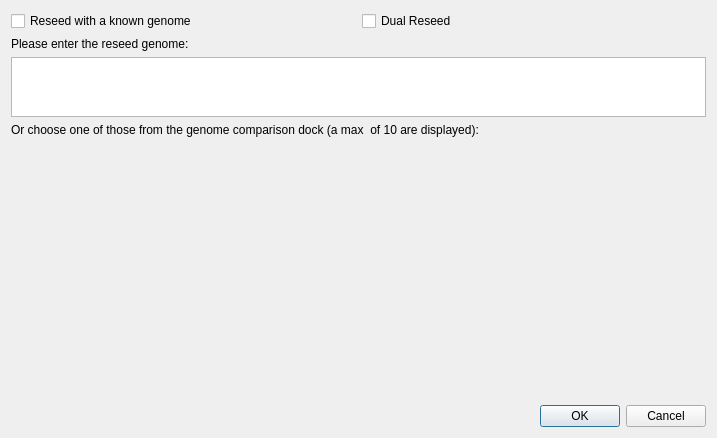
This is revosim/reseed.ui in palaeoware/revosim as Qt 5 draws it before an edit. The edited form follows.
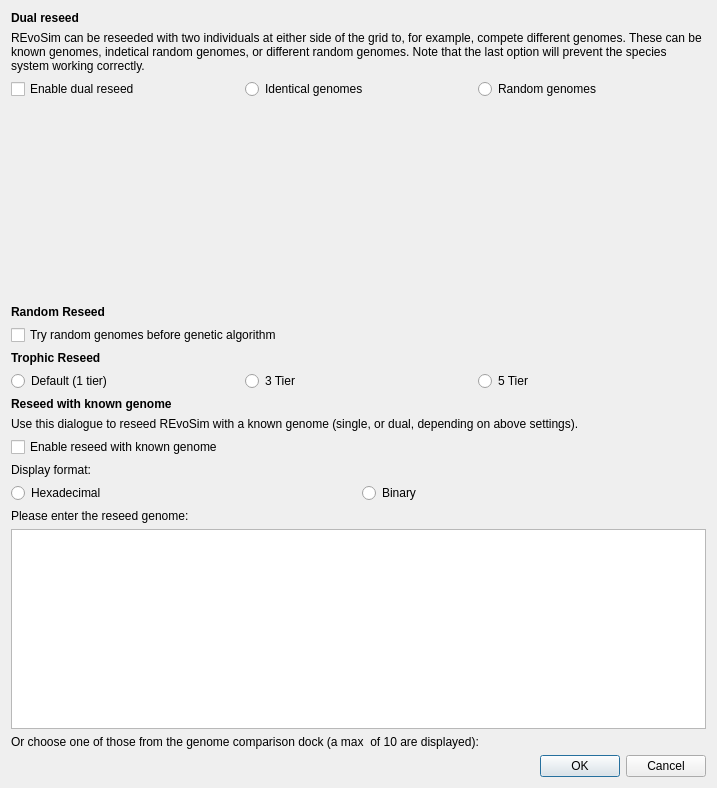
This is the edited form.

Diff of the .ui file:
```diff
--- a/revosim/reseed.ui
+++ b/revosim/reseed.ui
@@ -7,7 +7,7 @@
     <x>0</x>
     <y>0</y>
     <width>717</width>
-    <height>438</height>
+    <height>788</height>
    </rect>
   </property>
   <property name="windowTitle">
@@ -15,21 +15,168 @@
   </property>
   <layout class="QVBoxLayout" name="verticalLayout">
    <item>
-    <layout class="QHBoxLayout" name="horizontalLayout">
-     <property name="topMargin">
-      <number>0</number>
+    <widget class="QLabel" name="label_3">
+     <property name="font">
+      <font>
+       <weight>75</weight>
+       <bold>true</bold>
+      </font>
      </property>
-     <item>
-      <widget class="QCheckBox" name="checkBoxReseedSession">
-       <property name="text">
-        <string>Reseed with a known genome</string>
-       </property>
-      </widget>
-     </item>
+     <property name="text">
+      <string>Dual reseed</string>
+     </property>
+    </widget>
+   </item>
+   <item>
+    <widget class="QLabel" name="label_4">
+     <property name="text">
+      <string>REvoSim can be reseeded with two individuals at either side of the grid to, for example, compete different genomes. These can be known genomes, indetical random genomes, or different random genomes. Note that the last option will prevent the species system working correctly.</string>
+     </property>
+     <property name="wordWrap">
+      <bool>true</bool>
+     </property>
+    </widget>
+   </item>
+   <item>
+    <layout class="QHBoxLayout" name="dualReseedLayout">
      <item>
       <widget class="QCheckBox" name="checkBoxDualReseed">
        <property name="text">
-        <string>Dual Reseed</string>
+        <string>Enable dual reseed</string>
+       </property>
+      </widget>
+     </item>
+     <item>
+      <widget class="QRadioButton" name="identicalRadio">
+       <property name="text">
+        <string>Identical genomes</string>
+       </property>
+      </widget>
+     </item>
+     <item>
+      <widget class="QRadioButton" name="randomRadio">
+       <property name="text">
+        <string>Random genomes</string>
+       </property>
+      </widget>
+     </item>
+    </layout>
+   </item>
+   <item>
+    <spacer name="verticalSpacer">
+     <property name="orientation">
+      <enum>Qt::Vertical</enum>
+     </property>
+     <property name="sizeHint" stdset="0">
+      <size>
+       <width>20</width>
+       <height>40</height>
+      </size>
+     </property>
+    </spacer>
+   </item>
+   <item>
+    <widget class="QLabel" name="label_8">
+     <property name="text">
+      <string>&lt;html&gt;&lt;head/&gt;&lt;body&gt;&lt;p&gt;&lt;span style=&quot; font-weight:600;&quot;&gt;Random Reseed&lt;/span&gt;&lt;/p&gt;&lt;/body&gt;&lt;/html&gt;</string>
+     </property>
+    </widget>
+   </item>
+   <item>
+    <widget class="QCheckBox" name="checkBoxGenetic">
+     <property name="text">
+      <string>Try random genomes before genetic algorithm</string>
+     </property>
+    </widget>
+   </item>
+   <item>
+    <widget class="QLabel" name="label_9">
+     <property name="font">
+      <font>
+       <weight>75</weight>
+       <bold>true</bold>
+      </font>
+     </property>
+     <property name="text">
+      <string>Trophic Reseed</string>
+     </property>
+    </widget>
+   </item>
+   <item>
+    <layout class="QHBoxLayout" name="tieringRadioLayout">
+     <item>
+      <widget class="QRadioButton" name="radio1Tier">
+       <property name="text">
+        <string>Default (1 tier)</string>
+       </property>
+      </widget>
+     </item>
+     <item>
+      <widget class="QRadioButton" name="radio3Tier">
+       <property name="text">
+        <string>3 Tier</string>
+       </property>
+      </widget>
+     </item>
+     <item>
+      <widget class="QRadioButton" name="radio5Tier">
+       <property name="text">
+        <string>5 Tier</string>
+       </property>
+      </widget>
+     </item>
+    </layout>
+   </item>
+   <item>
+    <widget class="QLabel" name="label_5">
+     <property name="font">
+      <font>
+       <weight>75</weight>
+       <bold>true</bold>
+      </font>
+     </property>
+     <property name="text">
+      <string>Reseed with known genome</string>
+     </property>
+    </widget>
+   </item>
+   <item>
+    <widget class="QLabel" name="label_6">
+     <property name="text">
+      <string>Use this dialogue to reseed REvoSim with a known genome (single, or dual, depending on above settings).</string>
+     </property>
+     <property name="wordWrap">
+      <bool>true</bool>
+     </property>
+    </widget>
+   </item>
+   <item>
+    <widget class="QCheckBox" name="CheckBoxReseedSession">
+     <property name="text">
+      <string>Enable reseed with known genome</string>
+     </property>
+    </widget>
+   </item>
+   <item>
+    <widget class="QLabel" name="label_7">
+     <property name="text">
+      <string>Display format:</string>
+     </property>
+    </widget>
+   </item>
+   <item>
+    <layout class="QHBoxLayout" name="hexRadioLayout">
+     <item>
+      <widget class="QRadioButton" name="hexRadio">
+       <property name="text">
+        <string>Hexadecimal</string>
+       </property>
+      </widget>
+     </item>
+     <item>
+      <widget class="QRadioButton" name="binaryRadio">
+       <property name="text">
+        <string>Binary</string>
        </property>
       </widget>
      </item>
@@ -45,23 +192,11 @@
    <item>
     <widget class="QPlainTextEdit" name="genomeTextEdit">
      <property name="sizePolicy">
-      <sizepolicy hsizetype="Expanding" vsizetype="Minimum">
+      <sizepolicy hsizetype="Minimum" vsizetype="Expanding">
        <horstretch>0</horstretch>
        <verstretch>0</verstretch>
       </sizepolicy>
      </property>
-     <property name="minimumSize">
-      <size>
-       <width>0</width>
-       <height>60</height>
-      </size>
-     </property>
-     <property name="maximumSize">
-      <size>
-       <width>16777215</width>
-       <height>60</height>
-      </size>
-     </property>
     </widget>
    </item>
    <item>
@@ -72,24 +207,7 @@
     </widget>
    </item>
    <item>
-    <layout class="QVBoxLayout" name="genomesLayout">
-     <property name="sizeConstraint">
-      <enum>QLayout::SetDefaultConstraint</enum>
-     </property>
-    </layout>
-   </item>
-   <item>
-    <spacer name="verticalSpacer">
-     <property name="orientation">
-      <enum>Qt::Vertical</enum>
-     </property>
-     <property name="sizeHint" stdset="0">
-      <size>
-       <width>20</width>
-       <height>40</height>
-      </size>
-     </property>
-    </spacer>
+    <layout class="QVBoxLayout" name="genomesLayout"/>
    </item>
    <item>
     <widget class="QDialogButtonBox" name="buttonBox">
```
Left out of the diff: 2 changed lines with no effect on the pictures.
